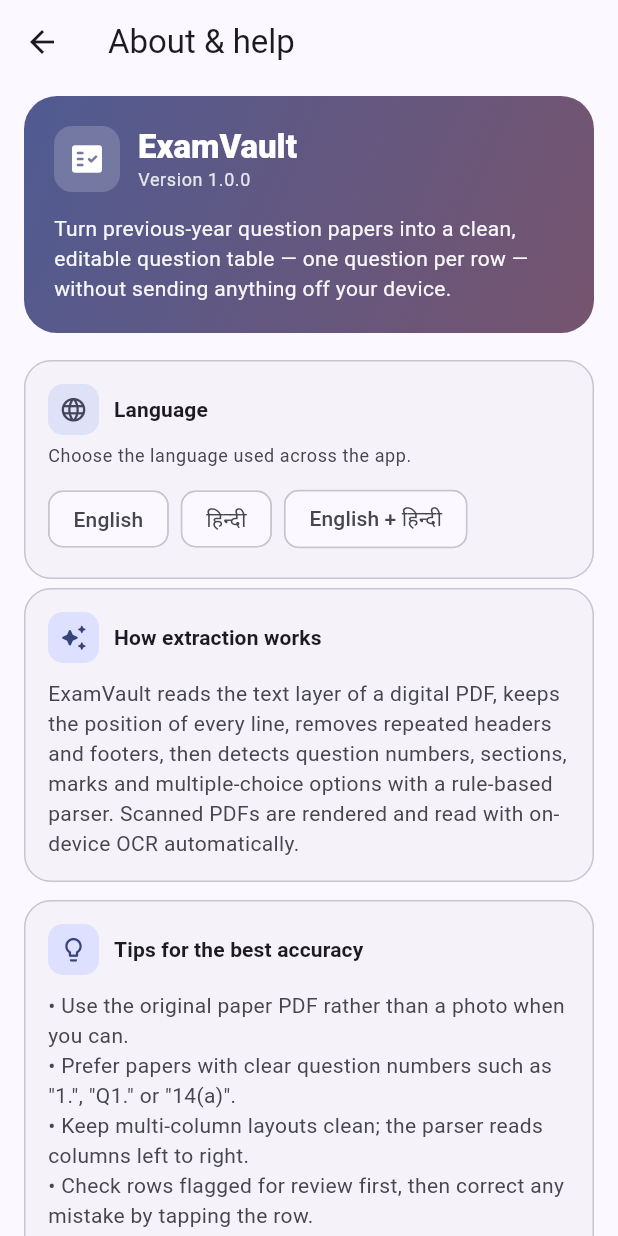
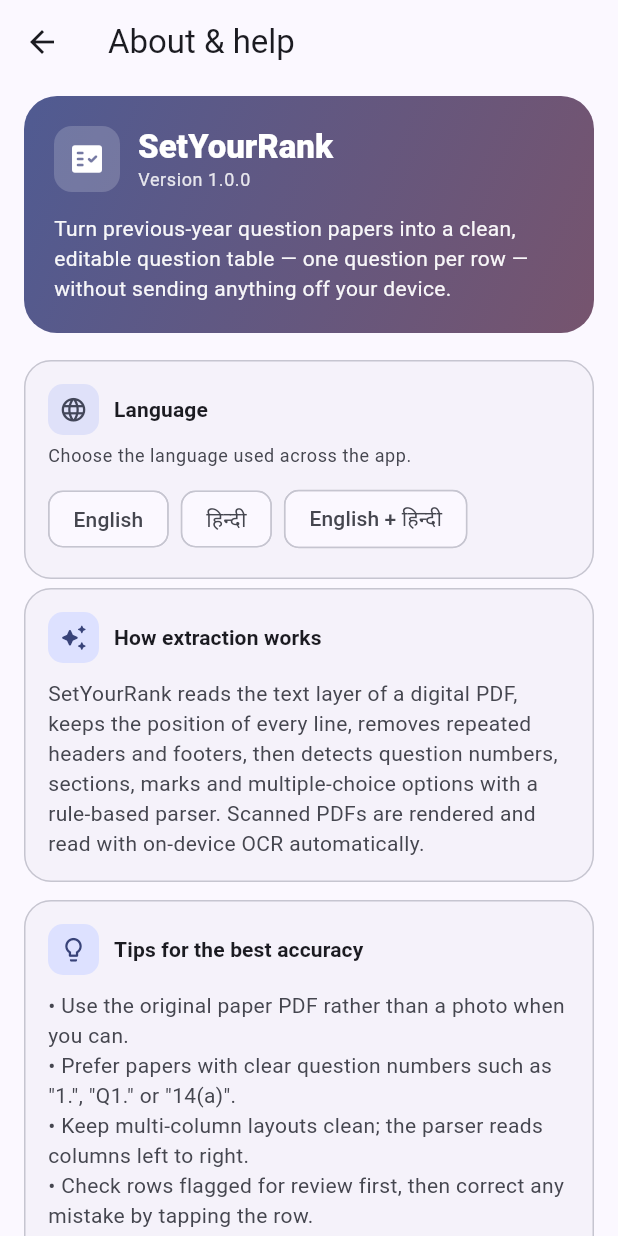
Before and after one commit to Rishineering/exam-vault, a Flutter app: the SettingsScreen screen opened directly, on a phone screen of 412 x 824 dp. Run offline on Flutter 3.47's test engine with Material 3 defaults, Android fonts, the phone set to English and light mode, and no system bars; our stand-ins replace file_picker, share_plus, sqflite; missing offline and left inert: google_mlkit_text_recognition, pdfx, syncfusion_flutter_pdf; accounts and stored records are empty.

Commit message:
Rename app to SetYourRank
- Updated Android manifest label to SetYourRank
- Updated app title and widget classes to SetYourRankApp
- Updated UI headers, drawer branding, welcome and about screens
- Updated pubspec description and development progress

```diff
--- a/lib/app.dart
+++ b/lib/app.dart
@@ -6,14 +6,14 @@ import 'ui/home_screen.dart';
 import 'ui/profile_setup_screen.dart';
 import 'ui/welcome_screen.dart';
 
-class ExamVaultApp extends StatefulWidget {
-  const ExamVaultApp({super.key});
+class SetYourRankApp extends StatefulWidget {
+  const SetYourRankApp({super.key});
 
   @override
-  State<ExamVaultApp> createState() => _ExamVaultAppState();
+  State<SetYourRankApp> createState() => _SetYourRankAppState();
 }
 
-class _ExamVaultAppState extends State<ExamVaultApp> {
+class _SetYourRankAppState extends State<SetYourRankApp> {
   late final AppState _state;
   bool _initialized = false;
   Widget _home = const WelcomeScreen();
@@ -60,7 +60,7 @@ class _ExamVaultAppState extends State<ExamVaultApp> {
     return AppScope(
       state: _state,
       child: MaterialApp(
-        title: 'ExamVault',
+        title: 'SetYourRank',
         debugShowCheckedModeBanner: false,
         themeMode: ThemeMode.system,
         theme: _buildTheme(seed, Brightness.light),
--- a/lib/core/app_strings.dart
+++ b/lib/core/app_strings.dart
@@ -31,7 +31,7 @@ class AppText {
   String pick(String english, String hindi) => isHindi ? hindi : english;
 
   // --- App shell -----------------------------------------------------------
-  String get appName => 'ExamVault';
+  String get appName => 'SetYourRank';
   String get tagline => pick('Question papers made simple', 'प्रश्नपत्र अब आसान');
   String get home => pick('Home', 'होम');
   String get calendar => pick('Calendar', 'कैलेंडर');
--- a/lib/main.dart
+++ b/lib/main.dart
@@ -4,5 +4,5 @@ import 'app.dart';
 
 void main() {
   WidgetsFlutterBinding.ensureInitialized();
-  runApp(const ExamVaultApp());
+  runApp(const SetYourRankApp());
 }
--- a/lib/services/export_service.dart
+++ b/lib/services/export_service.dart
@@ -73,7 +73,7 @@ class ExportService {
       ShareParams(
         files: [XFile(file.path, mimeType: 'text/csv')],
         subject: '${detail.paper.title} - extracted questions',
-        text: '${detail.questions.length} questions extracted by ExamVault.',
+        text: '${detail.questions.length} questions extracted by SetYourRank.',
       ),
     );
   }
--- a/lib/services/question_generation_service.dart
+++ b/lib/services/question_generation_service.dart
@@ -219,7 +219,7 @@ Example object:
       final request = await client.openUrl('POST', uri);
       request.headers.contentType = ContentType.json;
       request.headers.add('Authorization', 'Bearer $_apiKey');
-      request.headers.add('X-Requested-With', 'ExamVault');
+      request.headers.add('X-Requested-With', 'SetYourRank');
       request.add(utf8.encode(body));
 
       final response = await request.close();
--- a/lib/ui/home_screen.dart
+++ b/lib/ui/home_screen.dart
@@ -138,7 +138,7 @@ class _HomeScreenState extends State<HomeScreen> {
                 ),
                 const SizedBox(height: 12),
                 Text(
-                  'ExamVault',
+                  'SetYourRank',
                   style: theme.textTheme.titleLarge?.copyWith(
                     color: scheme.onPrimary,
                     fontWeight: FontWeight.w800,
@@ -291,7 +291,7 @@ class _HomeScreenState extends State<HomeScreen> {
               ),
             ),
             const SizedBox(width: 10),
-            const Text('ExamVault',
+            const Text('SetYourRank',
                 style: TextStyle(fontWeight: FontWeight.w700)),
           ],
         ),
@@ -895,7 +895,7 @@ class _EmptyState extends StatelessWidget {
             ),
             const SizedBox(height: 10),
             Text(
-              'Import a PDF or TXT file. ExamVault finds every numbered '
+              'Import a PDF or TXT file. SetYourRank finds every numbered '
               'question, marks, sections and multiple-choice options, then '
               'stores one question per row.',
               textAlign: TextAlign.center,
--- a/lib/ui/import_screen.dart
+++ b/lib/ui/import_screen.dart
@@ -164,7 +164,7 @@ class _ImportScreenState extends State<ImportScreen> {
                     const SizedBox(width: 8),
                     Expanded(
                       child: Text(
-                        'This looks like a scanned PDF, so ExamVault is '
+                        'This looks like a scanned PDF, so SetYourRank is '
                         'reading it with on-device OCR. This can take a minute.',
                         style: Theme.of(context).textTheme.bodySmall?.copyWith(
                               color: scheme.onTertiaryContainer,
--- a/lib/ui/settings_screen.dart
+++ b/lib/ui/settings_screen.dart
@@ -78,7 +78,7 @@ class _SettingsScreenState extends State<SettingsScreen> {
                         crossAxisAlignment: CrossAxisAlignment.start,
                         children: [
                           Text(
-                            'ExamVault',
+                            'SetYourRank',
                             style: theme.textTheme.titleLarge?.copyWith(
                               color: scheme.onPrimary,
                               fontWeight: FontWeight.w800,
@@ -179,7 +179,7 @@ class _SettingsScreenState extends State<SettingsScreen> {
           const _InfoCard(
             icon: Icons.auto_awesome_rounded,
             title: 'How extraction works',
-            body: 'ExamVault reads the text layer of a digital PDF, keeps the '
+            body: 'SetYourRank reads the text layer of a digital PDF, keeps the '
                 'position of every line, removes repeated headers and footers, '
                 'then detects question numbers, sections, marks and '
                 'multiple-choice options with a rule-based parser. Scanned '
@@ -212,7 +212,7 @@ class _SettingsScreenState extends State<SettingsScreen> {
             icon: Icons.lock_outline_rounded,
             title: 'Privacy',
             body: 'All parsing, OCR and storage happen on this device. '
-                'ExamVault does not use an internet connection, accounts or '
+                'SetYourRank does not use an internet connection, accounts or '
                 'analytics. Your papers and extracted questions stay in the '
                 'app\'s private database until you delete them.',
           ),
@@ -227,7 +227,7 @@ class _SettingsScreenState extends State<SettingsScreen> {
           const SizedBox(height: 8),
           Center(
             child: Text(
-              'ExamVault ${SettingsScreen.version} • Offline-first',
+              'SetYourRank ${SettingsScreen.version} • Offline-first',
               style: theme.textTheme.bodySmall?.copyWith(
                 color: scheme.onSurfaceVariant,
               ),
--- a/lib/ui/welcome_screen.dart
+++ b/lib/ui/welcome_screen.dart
@@ -44,7 +44,7 @@ class WelcomeScreen extends StatelessWidget {
                   ),
                   const SizedBox(height: 32),
                   Text(
-                    'ExamVault',
+                    'SetYourRank',
                     style: theme.textTheme.headlineMedium?.copyWith(
                       color: scheme.onPrimary,
                       fontWeight: FontWeight.w800,
--- a/pubspec.yaml
+++ b/pubspec.yaml
@@ -1,5 +1,5 @@
 name: exam_vault
-description: "ExamVault - extract exam questions from PDFs and text files into a structured database."
+description: "SetYourRank - previous-year exam paper analysis and question extraction for aspirants."
 # The following line prevents the package from being accidentally published to
 # pub.dev using `flutter pub publish`. This is preferred for private packages.
 publish_to: 'none' # Remove this line if you wish to publish to pub.dev
```
Also changed, not shown: 2 other files.
